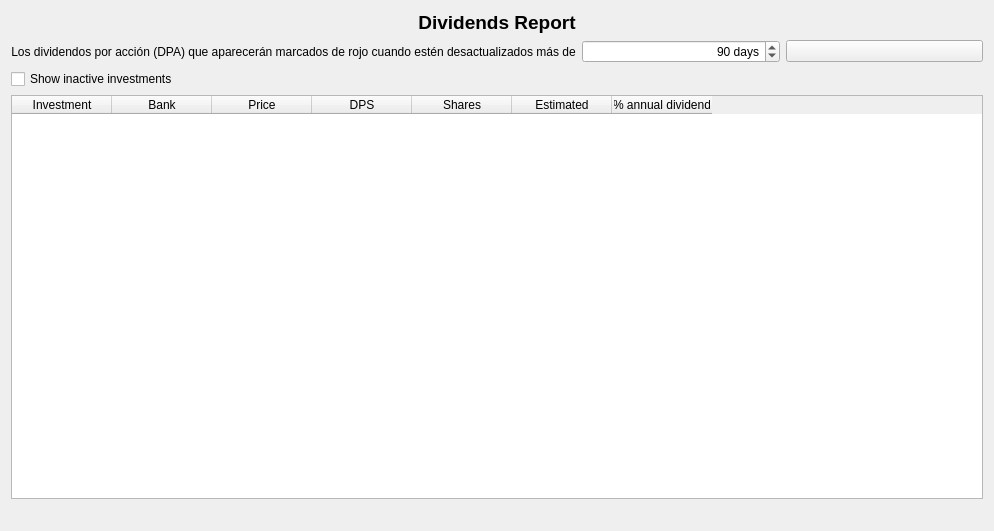
Old version of the form ui/wdgDividendsReport.ui in the repository turulomio/xulpymoney.
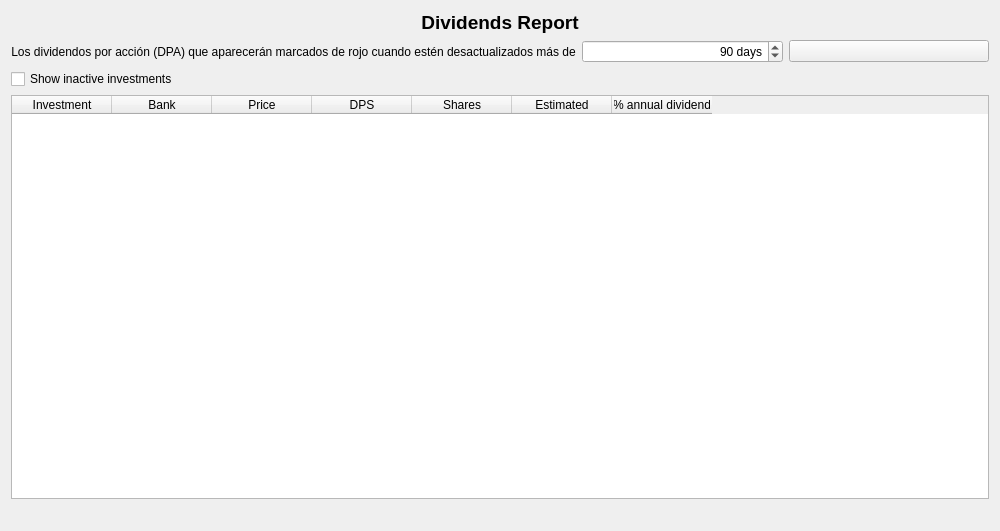
New version of the form. Icons and pictures are not drawn. Custom widgets are drawn as their Qt base class.

Patch:
```diff
--- a/ui/wdgDividendsReport.ui
+++ b/ui/wdgDividendsReport.ui
@@ -6,7 +6,7 @@
    <rect>
     <x>0</x>
     <y>0</y>
-    <width>994</width>
+    <width>1000</width>
     <height>531</height>
    </rect>
   </property>
@@ -104,9 +104,6 @@
        <property name="selectionBehavior">
         <enum>QAbstractItemView::SelectRows</enum>
        </property>
-       <property name="sortingEnabled">
-        <bool>true</bool>
-       </property>
        <attribute name="verticalHeaderVisible">
         <bool>false</bool>
        </attribute>
```
